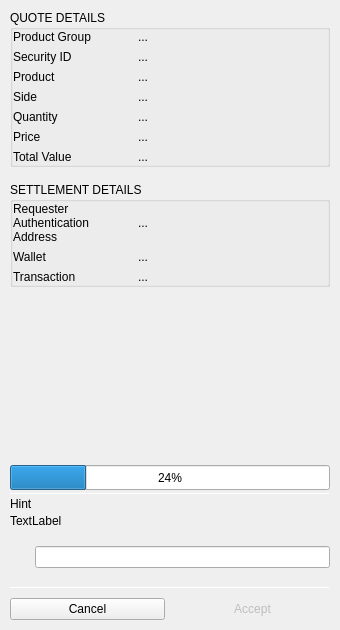
Old version of the form BlockSettleUILib/DealerXBTSettlementDialog.ui in the repository BlockSettle/terminal.
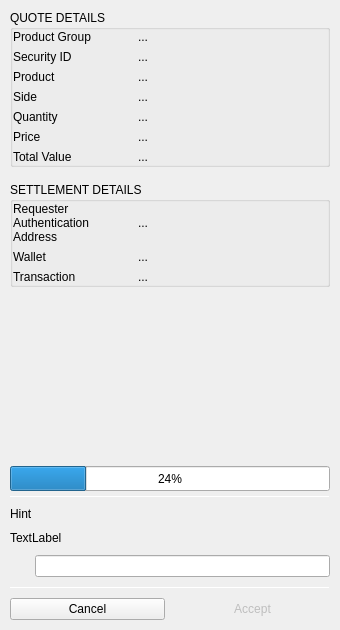
New version of the form. Icons and pictures are not drawn.

Commit message: Unified password field with labels.

```diff
--- a/BlockSettleUILib/DealerXBTSettlementDialog.ui
+++ b/BlockSettleUILib/DealerXBTSettlementDialog.ui
@@ -25,7 +25,7 @@
   <property name="windowTitle">
    <string>Dealer's XBT Settlement</string>
   </property>
-  <layout class="QVBoxLayout" name="verticalLayout">
+  <layout class="QVBoxLayout" name="verticalLayout_3">
    <property name="spacing">
     <number>0</number>
    </property>
@@ -747,27 +747,6 @@
        </spacer>
       </item>
       <item>
-       <widget class="QWidget" name="verticalWidget_3" native="true">
-        <property name="statusBox" stdset="0">
-         <bool>false</bool>
-        </property>
-        <layout class="QVBoxLayout" name="verticalLayout_3">
-         <property name="spacing">
-          <number>3</number>
-         </property>
-         <property name="leftMargin">
-          <number>0</number>
-         </property>
-         <property name="topMargin">
-          <number>5</number>
-         </property>
-         <property name="rightMargin">
-          <number>0</number>
-         </property>
-         <property name="bottomMargin">
-          <number>5</number>
-         </property>
-         <item>
           <widget class="QProgressBar" name="progressBar">
            <property name="minimumSize">
             <size>
@@ -786,8 +765,38 @@
            </property>
           </widget>
          </item>
+     </layout>
+    </widget>
+   </item>
          <item>
-          <widget class="Line" name="line">
+    <widget class="QWidget" name="verticalWidgetPassword" native="true">
+     <property name="minimumSize">
+      <size>
+       <width>0</width>
+       <height>50</height>
+      </size>
+     </property>
+     <property name="darkOverlay" stdset="0">
+      <bool>true</bool>
+     </property>
+     <layout class="QVBoxLayout" name="verticalLayout">
+      <property name="spacing">
+       <number>10</number>
+      </property>
+      <property name="leftMargin">
+       <number>10</number>
+      </property>
+      <property name="topMargin">
+       <number>0</number>
+      </property>
+      <property name="rightMargin">
+       <number>10</number>
+      </property>
+      <property name="bottomMargin">
+       <number>0</number>
+      </property>
+      <item>
+       <widget class="Line" name="line_3">
            <property name="minimumSize">
             <size>
              <width>0</width>
@@ -831,39 +840,6 @@
            </property>
           </widget>
          </item>
-        </layout>
-       </widget>
-      </item>
-     </layout>
-    </widget>
-   </item>
-   <item>
-    <widget class="QWidget" name="verticalWidgetPassword" native="true">
-     <property name="minimumSize">
-      <size>
-       <width>0</width>
-       <height>50</height>
-      </size>
-     </property>
-     <property name="darkOverlay" stdset="0">
-      <bool>true</bool>
-     </property>
-     <layout class="QVBoxLayout" name="verticalLayout_5">
-      <property name="spacing">
-       <number>10</number>
-      </property>
-      <property name="leftMargin">
-       <number>10</number>
-      </property>
-      <property name="topMargin">
-       <number>0</number>
-      </property>
-      <property name="rightMargin">
-       <number>10</number>
-      </property>
-      <property name="bottomMargin">
-       <number>0</number>
-      </property>
       <item>
        <widget class="QWidget" name="horizontalWidgetPassword" native="true">
         <layout class="QHBoxLayout" name="horizontalLayout_2">
```
Lines whose indentation alone changed are shown as unchanged. The commit also changes 3 other files.
